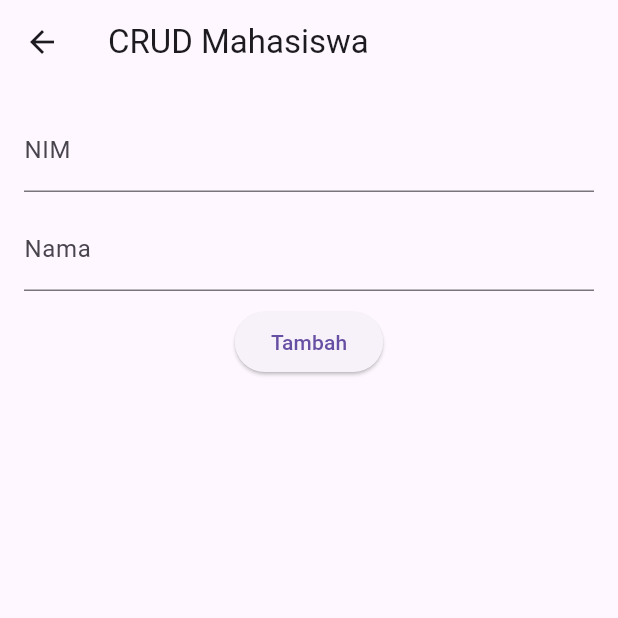
After one commit to aatthhuurr/PMP_2411500025, a Flutter app: the CrudPage screen opened by its route, on a phone screen of 412 x 824 dp, the top half of it. The commit adds this screen. Run offline on Flutter 3.47's test engine with Material 3 defaults, Android fonts, the phone set to English and light mode, and no system bars; our stand-ins replace hive, hive_flutter; accounts and stored records are empty.

Commit message:
Pertemuan 10 - CRUD Hive Mahasiswa

```diff
--- /dev/null
+++ b/lib/CrudPage.dart
@@ -0,0 +1,128 @@
+import 'package:flutter/material.dart';
+import 'package:hive/hive.dart';
+
+class CrudPage extends StatefulWidget {
+  const CrudPage({super.key});
+
+  @override
+  State<CrudPage> createState() => _CrudPageState();
+}
+
+class _CrudPageState extends State<CrudPage> {
+  final Box mahasiswaBox = Hive.box('mahasiswaBox');
+
+  final TextEditingController nimController = TextEditingController();
+  final TextEditingController namaController = TextEditingController();
+
+  bool isEdit = false;
+  int selectedIndex = -1;
+
+  void simpanData() {
+    if (nimController.text.isEmpty || namaController.text.isEmpty) {
+      ScaffoldMessenger.of(context).showSnackBar(
+        const SnackBar(content: Text('NIM dan Nama wajib diisi')),
+      );
+      return;
+    }
+
+    if (isEdit) {
+      mahasiswaBox.putAt(selectedIndex, {
+        'nim': nimController.text,
+        'nama': namaController.text,
+      });
+    } else {
+      mahasiswaBox.add({
+        'nim': nimController.text,
+        'nama': namaController.text,
+      });
+    }
+
+    nimController.clear();
+    namaController.clear();
+
+    isEdit = false;
+    selectedIndex = -1;
+
+    setState(() {});
+  }
+
+  void editData(int index) {
+    final data = mahasiswaBox.getAt(index);
+
+    nimController.text = data['nim'];
+    namaController.text = data['nama'];
+
+    isEdit = true;
+    selectedIndex = index;
+
+    setState(() {});
+  }
+
+  void hapusData(int index) {
+    mahasiswaBox.deleteAt(index);
+    setState(() {});
+  }
+
+  @override
+  Widget build(BuildContext context) {
+    return Scaffold(
+      appBar: AppBar(
+        title: const Text("CRUD Mahasiswa"),
+      ),
+      body: Padding(
+        padding: const EdgeInsets.all(16),
+        child: Column(
+          children: [
+            TextField(
+              controller: nimController,
+              decoration: const InputDecoration(
+                labelText: "NIM",
+              ),
+            ),
+            const SizedBox(height: 10),
+            TextField(
+              controller: namaController,
+              decoration: const InputDecoration(
+                labelText: "Nama",
+              ),
+            ),
+            const SizedBox(height: 10),
+            ElevatedButton(
+              onPressed: simpanData,
+              child: Text(isEdit ? "Update" : "Tambah"),
+            ),
+            const SizedBox(height: 20),
+            Expanded(
+              child: ListView.builder(
+                itemCount: mahasiswaBox.length,
+                itemBuilder: (context, index) {
+                  final data = mahasiswaBox.getAt(index);
+
+                  return Card(
+                    child: ListTile(
+                      title: Text(data['nama']),
+                      subtitle: Text(data['nim']),
+                      trailing: Row(
+                        mainAxisSize: MainAxisSize.min,
+                        children: [
+                          IconButton(
+                            icon: const Icon(Icons.edit),
+                            onPressed: () => editData(index),
+                          ),
+                          IconButton(
+                            icon: const Icon(Icons.delete),
+                            onPressed: () => hapusData(index),
+                          ),
+                        ],
+                      ),
+                    ),
+                  );
+                },
+              ),
+            ),
+          ],
+        ),
+      ),
+    );
+  }
+}
--- a/lib/DashboardPage.dart
+++ b/lib/DashboardPage.dart
@@ -21,11 +21,20 @@ class DashboardPage extends StatelessWidget {
             Text("Password: $password"),
             SizedBox(height: 20),
             ElevatedButton(
-              child: Text('Kembali ke Home'),
-              onPressed: () {
-                Navigator.pop(context);
-              },
-            ),
+  child: Text('Kembali ke Home'),
+  onPressed: () {
+    Navigator.pop(context);
+  },
+),
+
+SizedBox(height: 10),
+
+ElevatedButton(
+  child: Text('CRUD Mahasiswa'),
+  onPressed: () {
+    Navigator.pushNamed(context, '/crud');
+  },
+),
           ],
         ),
       ),
--- a/pubspec.yaml
+++ b/pubspec.yaml
@@ -30,6 +30,9 @@ environment:
 dependencies:
   flutter:
     sdk: flutter
+
+  hive: ^2.2.3
+  hive_flutter: ^1.1.0
 
   # The following adds the Cupertino Icons font to your application.
   # Use with the CupertinoIcons class for iOS style icons.
```
Also changed, not shown: lib/main.dart (+11 -2 lines), pubspec.lock, 26 other files.
